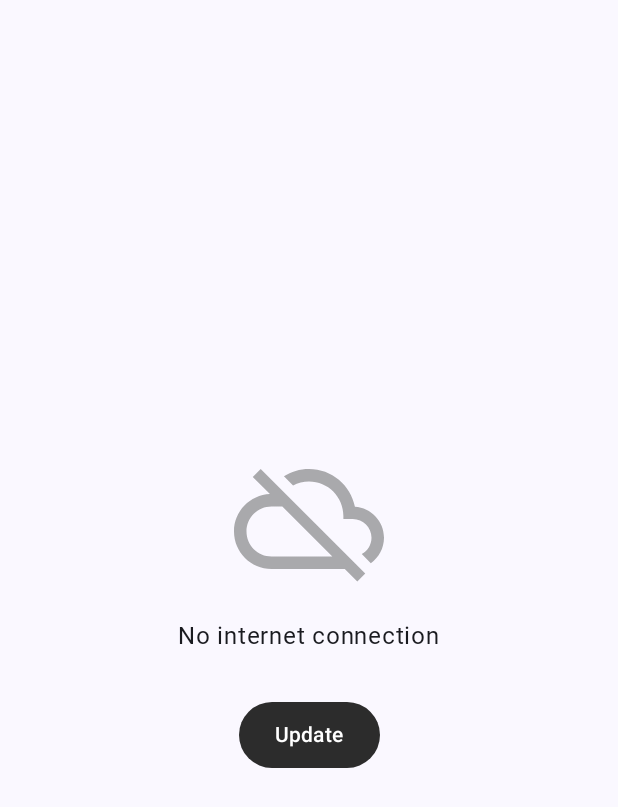
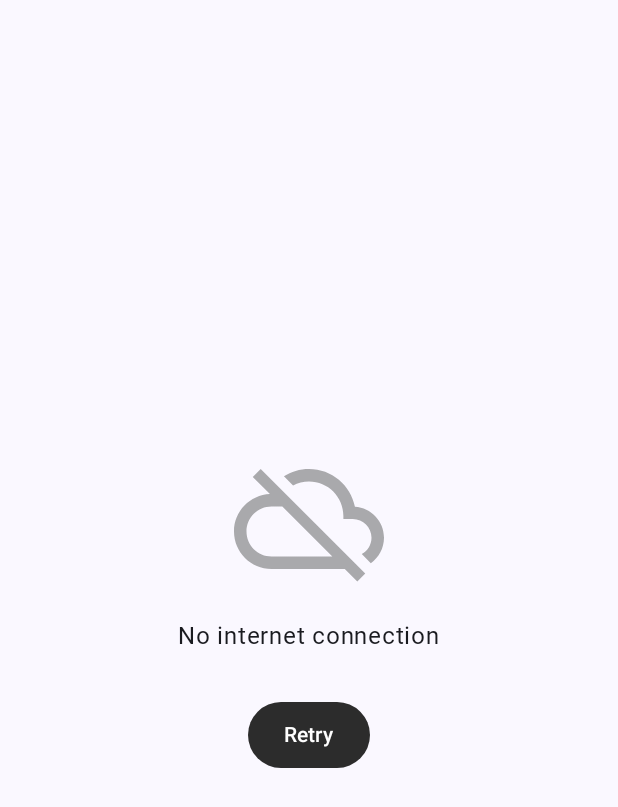
Before and after one commit to DmitryLebovski/JetGitUsers, an Android app built with Jetpack Compose: the composable ErrorScreen shown on its own in the app's theme, on a phone screen of 412 x 824 dp. Shown: the top 807 px of the screen. Run offline under Robolectric (Android 15) with nearby library versions, the phone set to English and light mode, and no system bars; our stand-ins replace accompanist; Roboto replaces fonts that are not available here.

Commit message:
fix: ErrorScreen on lost internet connection

```diff
--- a/app/src/main/AndroidManifest.xml
+++ b/app/src/main/AndroidManifest.xml
@@ -2,6 +2,7 @@
 <manifest xmlns:android="http://schemas.android.com/apk/res/android"
     xmlns:tools="http://schemas.android.com/tools">
 
+    <uses-permission android:name="android.permission.ACCESS_NETWORK_STATE" />
     <uses-permission android:name="android.permission.INTERNET" />
 
     <application
--- a/app/src/main/java/com/example/jetgitusers/presentation/login_screen/LoginScreen.kt
+++ b/app/src/main/java/com/example/jetgitusers/presentation/login_screen/LoginScreen.kt
@@ -195,7 +195,7 @@ fun ErrorScreen(
                 .padding(16.dp)
                 .height(44.dp)
         ) {
-            Text(text = stringResource(id = R.string.update))
+            Text(text = stringResource(id = R.string.retry))
         }
     }
 }
--- a/app/src/main/java/com/example/jetgitusers/presentation/users_screen/UsersViewModel.kt
+++ b/app/src/main/java/com/example/jetgitusers/presentation/users_screen/UsersViewModel.kt
@@ -44,8 +44,6 @@ class UsersViewModel @Inject constructor(
                     _uiState.value = UiState.Loading
                     try {
                         val usersList = repository.getUsers(collectedToken, since)
-                        Log.d("USER_ID", usersList.map { it.id }.toString())
-
 
                         val updatedList = usersList.map { user ->
                             val detailedUser = repository.getUserInfo(user.login, collectedToken)
--- a/app/src/main/res/values/strings.xml
+++ b/app/src/main/res/values/strings.xml
@@ -14,7 +14,7 @@
     <string name="log_out">Log Out</string>
     <string name="api_failed">Not successful connection with API (check token or internet)</string>
     <string name="connection_failed">No internet connection</string>
-    <string name="update">Update</string>
+    <string name="retry">Retry</string>
     <string name="checking">Checking…</string>
     <string name="user_not_found">User not found!</string>
     <string name="unexpected_error">Unexpected error!</string>
```
Also changed, not shown: app/src/main/java/com/example/jetgitusers/presentation/users_screen/UsersScreen.kt (+14 -4 lines), app/src/main/java/com/example/jetgitusers/utils/UiState.kt (added, +30 -0 lines), app/src/main/java/com/example/jetgitusers/utils/UsersUiState.kt (deleted, +0 -11 lines).
